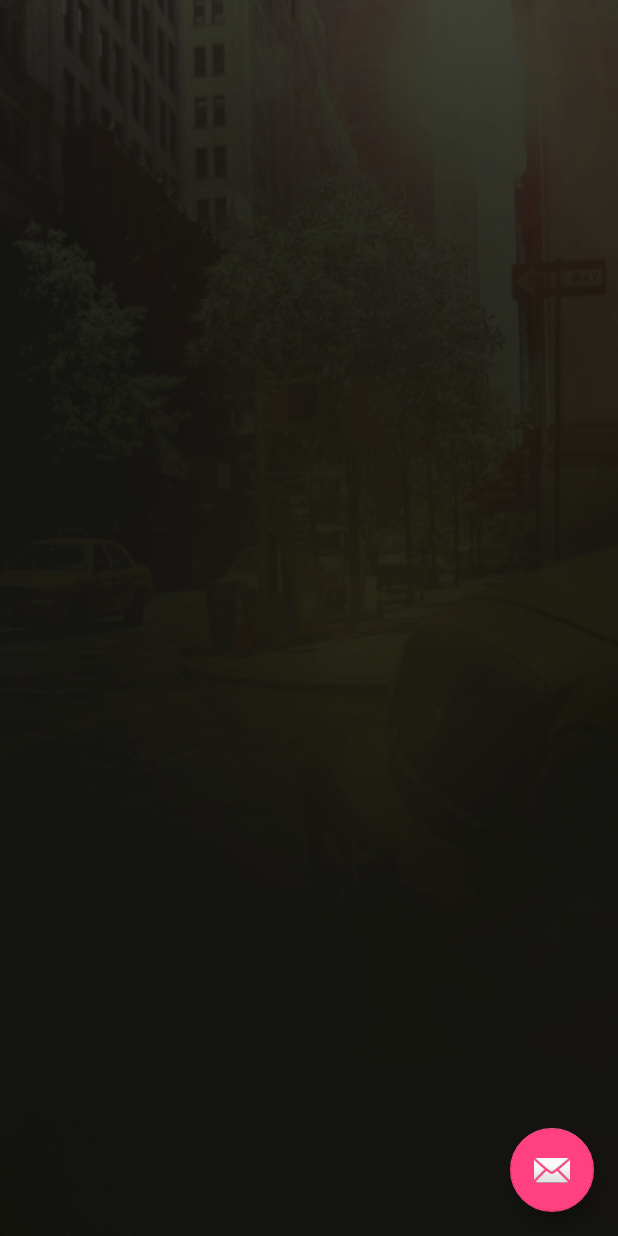
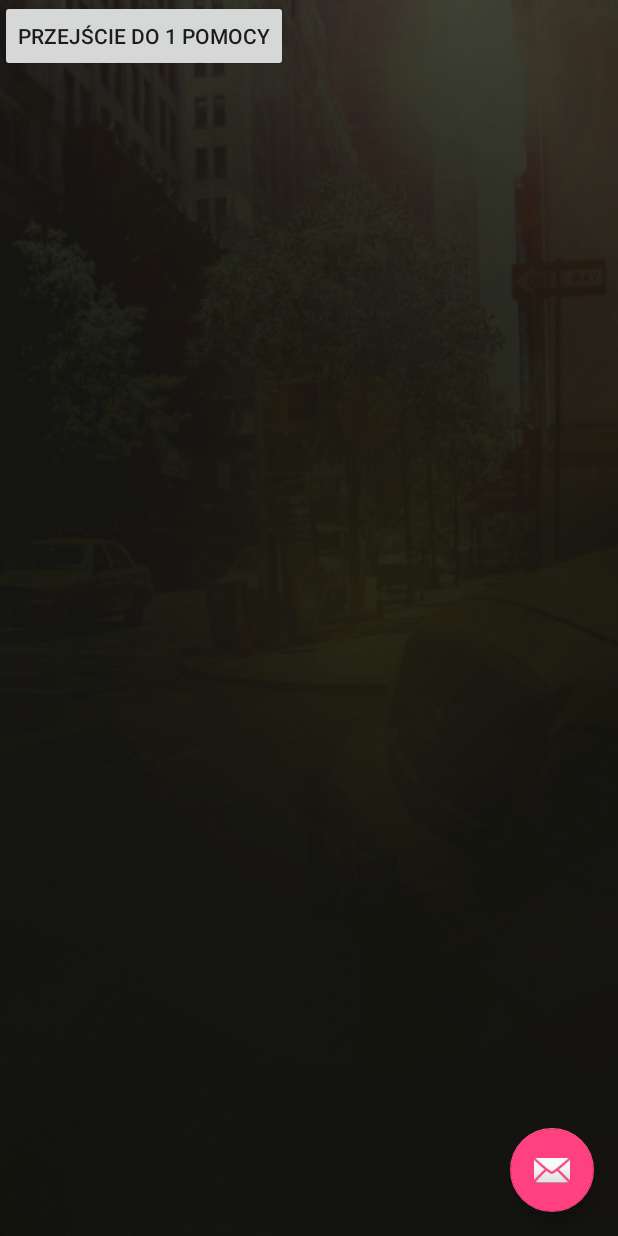
Before and after one commit to MaciejWojtasiak/safedriver, an Android app: the WeatherPanel screen opened directly, with no data from a screen before it, on a phone screen of 412 x 824 dp. Run offline under Robolectric (Android 15) with nearby library versions, the phone set to English and light mode, and no system bars; Roboto replaces fonts that are not available here.

Commit message:
Demo texttospeech i dodanie instrukcji 1 pomocy(tymczasowe przejście do 1 pomocy w WeatherPanel)

```diff
--- a/app/src/main/java/com/example/patrycja1/safedriver/HelpInstruction0.java
+++ b/app/src/main/java/com/example/patrycja1/safedriver/HelpInstruction0.java
@@ -59,8 +59,6 @@ public class HelpInstruction0 extends AppCompatActivity {
     }
 
 
-
-
     @Override
     protected void onDestroy() {
         if(komunikat1 != null)
--- a/app/src/main/java/com/example/patrycja1/safedriver/WeatherPanel.java
+++ b/app/src/main/java/com/example/patrycja1/safedriver/WeatherPanel.java
@@ -1,5 +1,6 @@
 package com.example.patrycja1.safedriver;
 
+import android.content.Intent;
 import android.os.Bundle;
 import android.support.design.widget.FloatingActionButton;
 import android.support.design.widget.Snackbar;
@@ -13,9 +14,34 @@ import android.support.v7.app.AppCompatActivity;
 import android.support.v7.widget.Toolbar;
 import android.view.Menu;
 import android.view.MenuItem;
+import android.widget.Button;
 
 public class WeatherPanel extends AppCompatActivity
         implements NavigationView.OnNavigationItemSelectedListener {
+
+
+    public Button btn_1; //potrzebne do testu TextToSpeech
+    public void init(){
+
+         btn_1=(Button)findViewById(R.id.btn_1);
+         btn_1.setOnClickListener(new View.OnClickListener() {
+             @Override
+             public void onClick(View view) {
+                 Intent przejscie = new Intent(WeatherPanel.this,HelpInstruction0.class);
+                startActivity(przejscie);
+             }
+         });
+
+
+    }
+
+
+
+
+
+
+
+
 
     @Override
     protected void onCreate(Bundle savedInstanceState) {
@@ -43,6 +69,7 @@ public class WeatherPanel extends AppCompatActivity
 
         NavigationView navigationView = (NavigationView) findViewById(R.id.nav_view);
         navigationView.setNavigationItemSelectedListener(this);
+        init(); //potrzebne tylko do testu TextToSpeech
     }
 
     @Override
--- a/app/src/main/res/layout/activity_help_instruction0.xml
+++ b/app/src/main/res/layout/activity_help_instruction0.xml
@@ -66,7 +66,7 @@
         android:layout_marginStart="8dp"
         android:layout_marginTop="8dp"
         android:gravity="center"
-        android:text='Sprawdź czy poszkowodany jest przytomny. Podejdź ostrożnie do poszkodowanego, delikatnie potrząśnij za ramiona i głośno zapytaj: "Czy wszystko w porządku?"'
+        android:text='Sprawdź czy poszkodowany jest przytomny. Podejdź ostrożnie do poszkodowanego, delikatnie potrząśnij za ramiona i głośno zapytaj: "Czy wszystko w porządku?"'
         android:textColor="@android:color/holo_orange_light"
         android:textStyle="bold"
         app:layout_constraintBottom_toBottomOf="parent"
--- a/app/src/main/res/layout/content_weather_panel.xml
+++ b/app/src/main/res/layout/content_weather_panel.xml
@@ -9,4 +9,11 @@
     tools:context="com.example.patrycja1.safedriver.WeatherPanel"
     tools:showIn="@layout/app_bar_weather_panel">
 
+    <Button
+        android:id="@+id/btn_1"
+        android:layout_width="wrap_content"
+        android:layout_height="wrap_content"
+        android:text="Przejście do 1 pomocy"
+        tools:layout_editor_absoluteX="117dp"
+        tools:layout_editor_absoluteY="122dp" />
 </android.support.constraint.ConstraintLayout>
```
